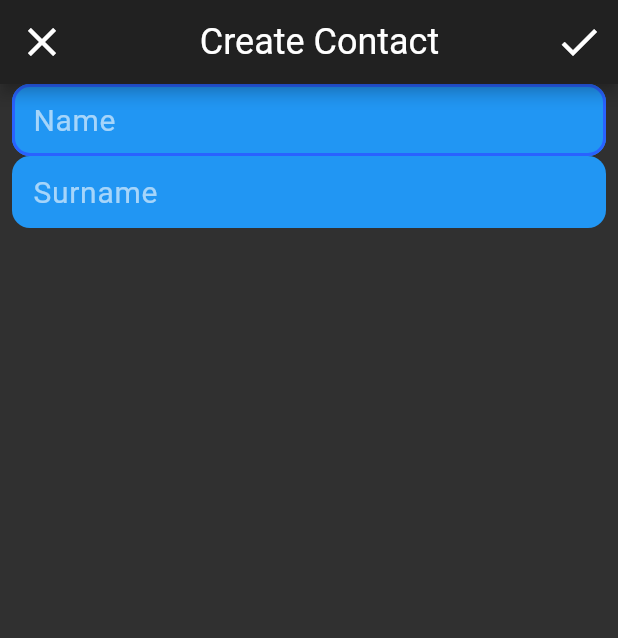
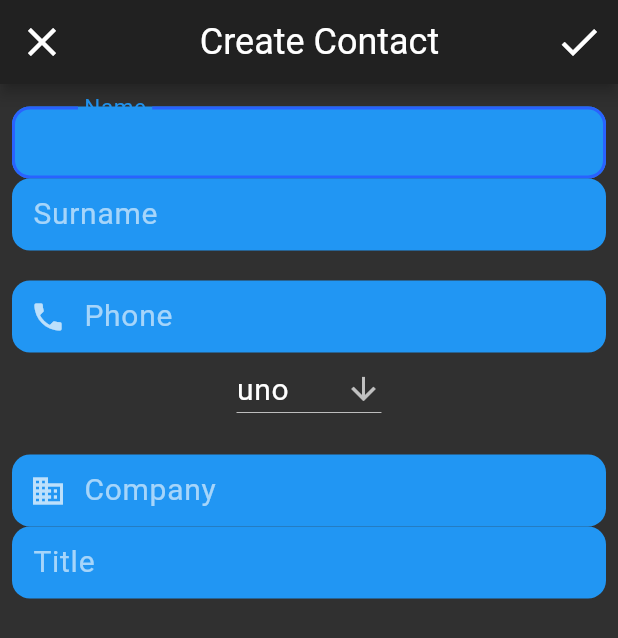
Before and after one commit to Cavitedev/score_contacts, a Flutter app: the AddContact screen opened directly, on a phone screen of 412 x 824 dp. Shown: the top 638 px of the screen. Run offline on Flutter 3.47's test engine with Material 2 defaults, Android fonts, the phone set to English and light mode, and no system bars; our stand-ins replace auto_route, bloc, dartz, firebase_auth, flushbar, flutter_bloc and 3 more; accounts and stored records are empty; statements that could not run were skipped.

Commit message:
dropdown without diaolgue working

```diff
--- a/lib/presentation/contacts/add_contacts/add_contact.dart
+++ b/lib/presentation/contacts/add_contacts/add_contact.dart
@@ -1,5 +1,6 @@
 import 'package:flutter/material.dart';
-import 'package:scorecontacts/presentation/core/widgets/outlined_form_input_field.dart';
+import 'package:scorecontacts/presentation/core/widgets/outlined_dropdown_button.dart';
+import 'package:scorecontacts/presentation/core/widgets/outlined_input_field.dart';
 
 class AddContact extends StatelessWidget {
   @override
@@ -35,15 +36,38 @@ class AddContact extends StatelessWidget {
           padding: const EdgeInsets.symmetric(horizontal: 8),
           child: Column(
             children: <Widget>[
+              const SizedBox(
+                height: 15,
+              ),
               OutlinedInputField(
                 hintText: "Name",
                 autoFocus: true,
-                onChangedValidator: (_) {
-                  return null;
-                },
+                textCapitalization: TextCapitalization.words,
+                prefixIcon: const Icon(Icons.person_outline),
               ),
               OutlinedInputField(
-                hintText: "Surname",
+                  hintText: "Surname",
+                  textCapitalization: TextCapitalization.words),
+              const SizedBox(
+                height: 20,
+              ),
+              OutlinedInputField(
+                hintText: "Phone",
+                prefixIcon: const Icon(Icons.phone),
+              ),
+              OutlinedDropdownButton(
+                items: ["uno", "dos", "tres"],
+
+              ),
+              const SizedBox(
+                height: 20,
+              ),
+              OutlinedInputField(
+                hintText: "Company",
+                prefixIcon: const Icon(Icons.business),
+              ),
+              OutlinedInputField(
+                hintText: "Title",
               ),
             ],
           ),
--- /dev/null
+++ b/lib/presentation/core/widgets/outlined_dropdown_button.dart
@@ -0,0 +1,70 @@
+import 'package:flutter/material.dart';
+import 'package:scorecontacts/presentation/core/widgets/outlined_input_field.dart';
+
+class OutlinedDropdownButton extends StatefulWidget {
+  final List<String> items;
+
+  const OutlinedDropdownButton({
+    Key key,
+    @required this.items,
+  }) : super(key: key);
+
+  @override
+  _OutlinedDropdownButtonState createState() => _OutlinedDropdownButtonState(
+        selected: items[0],
+      );
+}
+
+class _OutlinedDropdownButtonState extends State<OutlinedDropdownButton> {
+  String selected;
+  List<DropdownMenuItem<String>> _items;
+
+  _OutlinedDropdownButtonState({@required this.selected});
+
+  @override
+  Widget build(BuildContext context) {
+    _items = widget.items
+        .map((String item) => DropdownMenuItem(
+              value: item,
+              child: Text(item),
+            ))
+        .toList();
+    _items.add(DropdownMenuItem(
+      value: "",
+      child: Text("Custom"),
+      onTap: () {
+        showDialog(
+            context: context,
+            builder: (context) => AlertDialog(
+                  title: Text("Custom label name"),
+                  content: OutlinedInputField(
+                    hintText: "Label name",
+                  ),
+                  actions: <Widget>[
+                    FlatButton(
+                      onPressed: () {},
+                      child: Text("Cancel"),
+                    ),
+                    FlatButton(
+                      onPressed: () {},
+                      child: Text("OK"),
+                    )
+                  ],
+                ),
+            barrierDismissible: false);
+      },
+    ));
+    return DropdownButton<String>(
+        onChanged: (value) {
+          setState(() {
+            selected = value;
+          });
+        },
+        value: selected,
+        elevation: 16,
+        icon: Icon(Icons.arrow_downward),
+        iconSize: 24,
+        hint: Text("label"),
+        items: _items);
+  }
+}
--- a/lib/presentation/core/widgets/outlined_form_input_field.dart
+++ b/lib/presentation/core/widgets/outlined_input_field.dart
@@ -5,6 +5,8 @@ class OutlinedInputField extends StatefulWidget {
   final bool autoFocus;
   final bool autoCorrect;
   final TextInputType keyboardType;
+  final TextCapitalization textCapitalization;
+  final Icon prefixIcon;
   final String Function(String) onChangedValidator;
 
   OutlinedInputField({
@@ -13,7 +15,9 @@ class OutlinedInputField extends StatefulWidget {
     this.autoCorrect = false,
     this.autoFocus = false,
     this.keyboardType = TextInputType.text,
+    this.textCapitalization = TextCapitalization.none,
     this.onChangedValidator,
+    this.prefixIcon,
   }) : super(key: key);
 
   @override
@@ -51,12 +55,14 @@ class _OutlinedInputFieldState extends State<OutlinedInputField> {
       enableSuggestions: widget.autoCorrect,
       autofocus: widget.autoFocus,
       keyboardType: widget.keyboardType,
+      textCapitalization: widget.textCapitalization,
       showCursor: true,
       decoration: InputDecoration(
-          hintText: widget.hintText,
+          labelText: widget.hintText,
           filled: true,
           fillColor: Theme.of(context).textSelectionColor,
           helperText: (showHelperText) ? helpText : null,
+          prefixIcon: widget.prefixIcon,
           suffixIcon: hasText
               ? InkWell(
                   onTap: () {
```
Also changed, not shown: lib/injection.iconfig.dart (+6 -6 lines), lib/presentation/testing.dart (added, +37 -0 lines).
